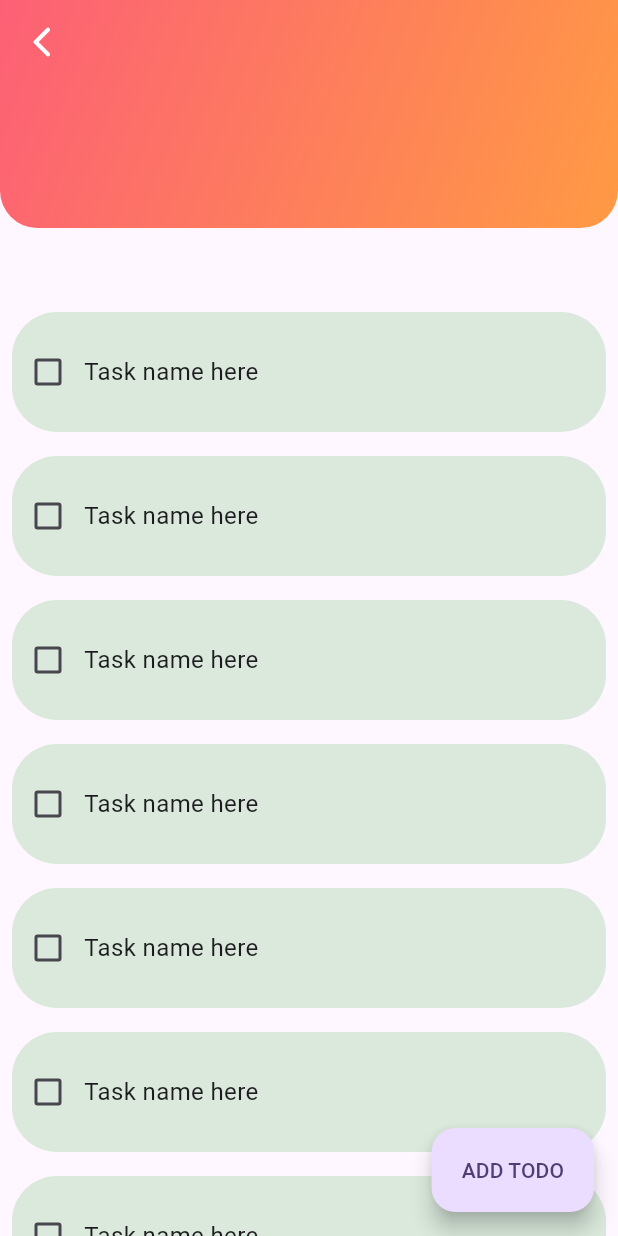
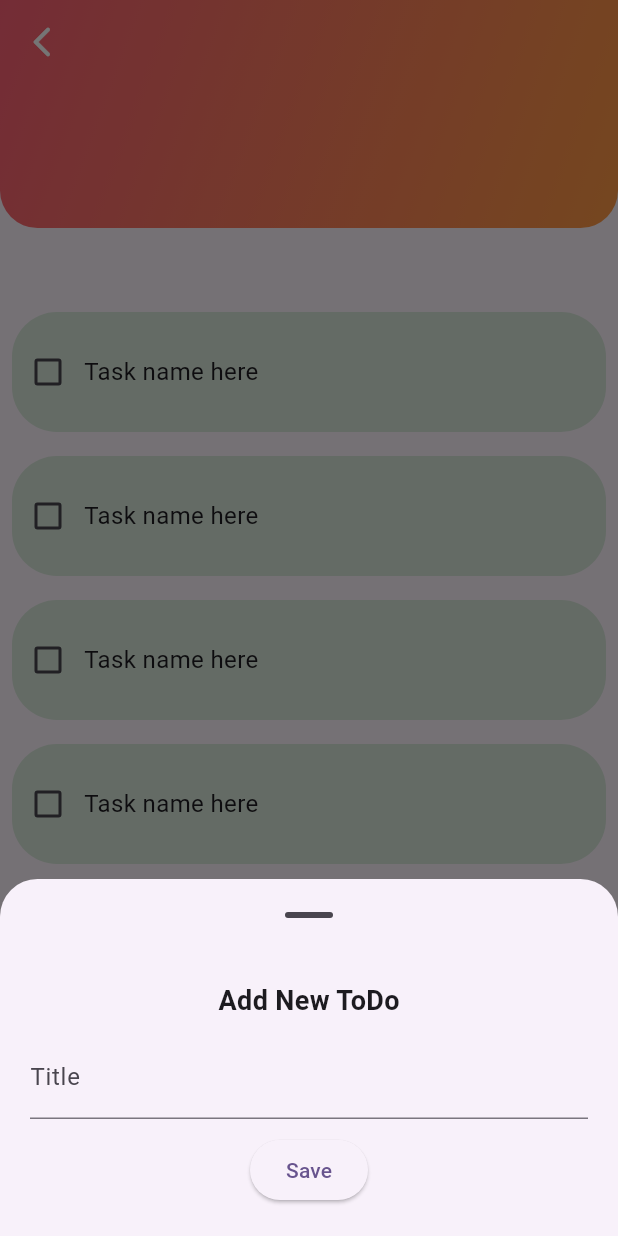
Before and after one commit to mohsinkhan117/TODO-App, a Flutter app: the ToDos screen opened directly with empty values, after a tap on "ADD TODO", on a phone screen of 412 x 824 dp. Run offline on Flutter 3.47's test engine with Material 3 defaults, Android fonts, the phone set to English and light mode, and no system bars; our stand-ins replace firebase_core, percent_indicator, sqflite; accounts and stored records are empty.

Commit message:
Todo linking with its project

```diff
--- /dev/null
+++ b/lib/core/models/todo_project_model.dart
@@ -0,0 +1,61 @@
+class Project {
+  final int? id;
+  final String title;
+  final String? description;
+  final DateTime plannedDate;
+  final int totalTasks;
+  final int completedTasks;
+
+  Project({
+    this.id,
+    required this.title,
+    this.description,
+    required this.plannedDate,
+    this.totalTasks = 0,
+    this.completedTasks = 0,
+  });
+
+  // Convert Project object to Map (for SQLite insertion/update)
+  Map<String, dynamic> toMap() {
+    return {
+      'id': id,
+      'title': title,
+      'description': description,
+      'plannedDate': plannedDate.toIso8601String(),
+      'totalTasks': totalTasks,
+      'completedTasks': completedTasks,
+    };
+  }
+
+  // Create Project object from Map (from SQLite query)
+  factory Project.fromMap(Map<String, dynamic> map) {
+    return Project(
+      id: map['id'] as int?,
+      title: map['title'] as String,
+      description: map['description'] as String?,
+      // Assuming 'plannedDate' is stored as an ISO 8601 string
+      plannedDate: DateTime.parse(map['plannedDate'] as String),
+      totalTasks: map['totalTasks'] as int,
+      completedTasks: map['completedTasks'] as int,
+    );
+  }
+
+  // Utility method for updates (e.g., updating task counts)
+  Project copyWith({
+    int? id,
+    String? title,
+    String? description,
+    DateTime? plannedDate,
+    int? totalTasks,
+    int? completedTasks,
+  }) {
+    return Project(
+      id: id ?? this.id,
+      title: title ?? this.title,
+      description: description ?? this.description,
+      plannedDate: plannedDate ?? this.plannedDate,
+      totalTasks: totalTasks ?? this.totalTasks,
+      completedTasks: completedTasks ?? this.completedTasks,
+    );
+  }
+}
--- /dev/null
+++ b/lib/core/todo_database/todo_tasks_database.dart
@@ -0,0 +1,56 @@
+class Task {
+  final int? id; // Task ID (Primary Key)
+  final int projectId; // Foreign Key linking to the Project table
+  final String title;
+  final bool isDone;
+  final DateTime plannedDate;
+  final DateTime? extendedDate;
+  Task({
+    this.id,
+    required this.projectId,
+    required this.title,
+    required this.isDone,
+    required this.plannedDate,
+    this.extendedDate,
+  });
+
+  Map<String, dynamic> toMap() {
+    return {
+      'id': id,
+      'projectId': projectId,
+      'title': title,
+      'isDone': isDone ? 1 : 0,
+      'plannedDate': plannedDate.toIso8601String(),
+      'extendedDate': extendedDate?.toIso8601String(),
+    };
+  }
+
+  factory Task.fromMap(Map<String, dynamic> map) {
+    return Task(
+      projectId: map['projectId'] as int,
+      title: map['title'] as String,
+      isDone: map['isDone'] as bool,
+      plannedDate: map['plannedDate'] as DateTime,
+      extendedDate: map['extendedDate'] != null
+          ? DateTime.parse(map['extendedDate'] as String)
+          : null,
+    );
+  }
+  Task copyWith({
+    int? id,
+    int? projectId,
+    String? title,
+    bool? isDone,
+    DateTime? plannedDate,
+    DateTime? extendedDate,
+  }) {
+    return Task(
+      id: id ?? this.id,
+      projectId: projectId ?? this.projectId,
+      title: title ?? this.title,
+      isDone: isDone ?? this.isDone,
+      plannedDate: plannedDate ?? this.plannedDate,
+      extendedDate: extendedDate ?? this.extendedDate,
+    );
+  }
+}
--- a/lib/ui/todo_project/todo_project.dart
+++ b/lib/ui/todo_project/todo_project.dart
@@ -1,9 +1,10 @@
-//lib\ui\todo_project\todo_project.dart
+// lib\ui\todo_project\todo_project.dart
 import 'package:flutter/material.dart';
 import 'package:percent_indicator/flutter_percent_indicator.dart';
 import 'package:provider/provider.dart';
+import 'package:todo_app/core/models/todo_project_model.dart';
 import 'package:todo_app/core/theme/app_gradients.dart';
-import 'package:todo_app/ui/todo_project/create_todo_project/create_todo_project.dart';
+ import 'package:todo_app/ui/todo_project/create_todo_project/create_todo_project.dart';
 import 'package:todo_app/ui/todo_project/todo_view_model.dart';
 import 'package:todo_app/ui/todo_project_tasks.dart/task_view.dart';
 
@@ -12,8 +13,10 @@ class TodoProject extends StatelessWidget {
 
   @override
   Widget build(BuildContext context) {
+    // Ensure vm.projects is now List<Project>
     final vm = Provider.of<ProjectViewModel>(context);
     WidgetsBinding.instance.addPostFrameCallback((_) => vm.loadProjects());
+
     return Scaffold(
       appBar: AppBar(
         actions: [
@@ -21,23 +24,23 @@ class TodoProject extends StatelessWidget {
             onPressed: () {
               vm.deleteDataBase();
             },
-            icon: Icon(Icons.delete),
+            icon: const Icon(Icons.delete),
           ),
         ],
         title: Row(
           children: [
             Image.asset('assets/app_logo.png', width: 40.0, height: 40.0),
-            Text('  ToDos', style: TextStyle(fontWeight: FontWeight.bold)),
+            const Text('  ToDos', style: TextStyle(fontWeight: FontWeight.bold)),
           ],
         ),
       ),
       body: Column(
         children: [
           vm.projects.isEmpty
-              ? Text('No Projects Created, Create One')
+              ? const Text('No Projects Created, Create One')
               : Expanded(
                   child: ListView.separated(
-                    physics: AlwaysScrollableScrollPhysics(),
+                    physics: const AlwaysScrollableScrollPhysics(),
                     shrinkWrap: true,
                     itemBuilder: (context, index) {
                       final project = vm.projects[index];
@@ -45,17 +48,18 @@ class TodoProject extends StatelessWidget {
                       return ToDoProjectContainer(
                         index: index,
                         project: project,
+                        // Pass the Project object to the delete function
                         onDelete: () => vm.deleteProject(project),
                       );
                     },
-                    separatorBuilder: (context, index) => SizedBox(height: 10),
+                    separatorBuilder: (context, index) => const SizedBox(height: 10),
                     itemCount: vm.projects.length,
                   ),
                 ),
         ],
       ),
       floatingActionButton: FloatingActionButton.extended(
-        label: Text('CREATE PROJECT'),
+        label: const Text('CREATE PROJECT'),
         onPressed: () {
           Navigator.push(
             context,
@@ -67,11 +71,14 @@ class TodoProject extends StatelessWidget {
   }
 }
 
+
 class ToDoProjectContainer extends StatelessWidget {
-  final Map<String, dynamic> project;
+  // CHANGED: Use the Project model here
+  final Project project;
   final VoidCallback onDelete;
   final int index;
-  ToDoProjectContainer({
+
+  const ToDoProjectContainer({
     super.key,
     required this.project,
     required this.onDelete,
@@ -80,11 +87,23 @@ class ToDoProjectContainer extends StatelessWidget {
 
   @override
   Widget build(BuildContext context) {
+    // Calculate progress safely
+    final double progress = (project.totalTasks > 0)
+        ? project.completedTasks / project.totalTasks
+        : 0.0;
+
+    // Format the date for display
+    final String plannedDateStr =
+        '${project.plannedDate.day}/${project.plannedDate.month}/${project.plannedDate.year}';
+
     return Center(
       child: GestureDetector(
         onTap: () => Navigator.push(
           context,
           MaterialPageRoute(
+            // NOTE: You'll need to update the `ToDos` widget to accept a Project object
+            // instead of Map<String, dynamic> if you continue with model-based data.
+            // For now, passing the Project object directly:
             builder: (context) => ToDos(project: project, index: index),
           ),
         ),
@@ -107,8 +126,9 @@ class ToDoProjectContainer extends StatelessWidget {
                 child: Text(
                   maxLines: 2,
                   overflow: TextOverflow.ellipsis,
-                  project['title'] ?? 'UnTitled',
-                  style: TextStyle(
+                  // CHANGED: Access model property
+                  project.title,
+                  style: const TextStyle(
                     fontSize: 24,
                     fontWeight: FontWeight.bold,
                     color: Colors.white,
@@ -121,23 +141,22 @@ class ToDoProjectContainer extends StatelessWidget {
                 right: 20,
                 child: Text(
                   maxLines: 4,
-                  project['description'] ?? 'undescribed',
+                  // CHANGED: Access model property
+                  project.description ?? 'undescribed',
                   overflow: TextOverflow.ellipsis,
-                  style: TextStyle(color: Colors.white),
+                  style: const TextStyle(color: Colors.white),
                 ),
               ),
               //============ Delete functionality===========
               Positioned(
                 top: 10,
-
                 right: 10,
                 child: CircleAvatar(
                   backgroundColor: Colors.white30,
                   radius: 20,
                   child: IconButton(
                     onPressed: onDelete,
-
-                    icon: Icon(
+                    icon: const Icon(
                       Icons.delete_outline_rounded,
                       color: Colors.white,
                     ),
@@ -149,8 +168,9 @@ class ToDoProjectContainer extends StatelessWidget {
                 bottom: 37,
                 left: 20,
                 child: Text(
-                  ' ${project['completedTasks'] ?? 0}/${project['totalTasks'] ?? 0}',
-                  style: TextStyle(
+                  // CHANGED: Access model properties
+                  ' ${project.completedTasks}/${project.totalTasks}',
+                  style: const TextStyle(
                     fontSize: 24,
                     color: Colors.white,
                     fontWeight: FontWeight.bold,
@@ -163,12 +183,12 @@ class ToDoProjectContainer extends StatelessWidget {
                 left: 10,
                 right: 20,
                 child: LinearPercentIndicator(
-                  barRadius: const Radius.circular(10), // for rounded corners
+                  barRadius: const Radius.circular(10),
                   linearStrokeCap: LinearStrokeCap.roundAll,
                   animation: true,
                   progressColor: Colors.white,
-                  percent:
-                      project['completedTasks'] / project['totalTasks'] ?? 0.0,
+                  // CHANGED: Use calculated progress
+                  percent: progress,
                   backgroundColor: Colors.blue[100],
                   width: MediaQuery.of(context).devicePixelRatio * 50.0,
                   lineHeight: 15.0,
@@ -179,8 +199,9 @@ class ToDoProjectContainer extends StatelessWidget {
                 bottom: 10,
                 right: 15,
                 child: Text(
-                  'Planned for: ${project['plannedDate']}',
-                  style: TextStyle(color: Colors.white),
+                  // CHANGED: Use formatted date string
+                  'Planned for: $plannedDateStr',
+                  style: const TextStyle(color: Colors.white),
                 ),
               ),
             ],
--- a/lib/ui/todo_project_tasks.dart/task_view.dart
+++ b/lib/ui/todo_project_tasks.dart/task_view.dart
@@ -1,10 +1,11 @@
 import 'package:flutter/material.dart';
 import 'package:provider/provider.dart';
+import 'package:todo_app/core/models/todo_project_model.dart';
 import 'package:todo_app/core/theme/app_gradients.dart';
 import 'package:todo_app/ui/todo_project_tasks.dart/task_view_model.dart';
 
 class ToDos extends StatelessWidget {
-  final Map<String, dynamic> project;
+  final Project project;
   final int index;
 
   const ToDos({super.key, required this.project, required this.index});
@@ -15,9 +16,55 @@ class ToDos extends StatelessWidget {
 
     return Scaffold(
       floatingActionButton: FloatingActionButton.extended(
-        onPressed: () {},
+        onPressed: () {
+          showModalBottomSheet(
+            useSafeArea: true,
+            isScrollControlled: true,
+            enableDrag: true,
+            showDragHandle: true,
+            context: context,
+            shape: RoundedRectangleBorder(
+              borderRadius: BorderRadius.vertical(top: Radius.circular(25.0)),
+            ),
+            builder: (context) {
+              final double keyboardHeight = MediaQuery.of(
+                context,
+              ).viewInsets.bottom;
+              return Padding(
+                padding: EdgeInsets.fromLTRB(
+                  20.0,
+                  20.0,
+                  20.0,
+                  20.0 + keyboardHeight,
+                ),
+                child: Column(
+                  mainAxisSize: MainAxisSize.min,
+                  children: [
+                    Text(
+                      'Add New ToDo',
+                      style: TextStyle(
+                        fontSize: 18,
+                        fontWeight: FontWeight.bold,
+                      ),
+                    ),
+                    SizedBox(height: 10),
+                    TextField(decoration: InputDecoration(labelText: 'Title')),
+                    SizedBox(height: 10),
+                    ElevatedButton(
+                      onPressed: () {
+                        Navigator.pop(context);
+                      },
+                      child: Text('Save'),
+                    ),
+                  ],
+                ),
+              );
+            },
+          );
+        },
         label: Text('ADD TODO'),
       ),
+
       body: CustomScrollView(
         slivers: [
           //================ AppBar ================
@@ -29,7 +76,7 @@ class ToDos extends StatelessWidget {
               icon: Icon(Icons.arrow_back_ios_new_rounded, color: Colors.white),
             ),
             title: Text(
-              project['title'],
+              project.title,
               style: const TextStyle(color: Colors.white),
               maxLines: 4,
               overflow: TextOverflow.ellipsis,
@@ -53,7 +100,7 @@ class ToDos extends StatelessWidget {
                     bottom: 30.0,
                   ),
                   child: Text(
-                    project['description'] ?? "No description",
+                    project.description ?? "No description",
                     style: const TextStyle(
                       color: Colors.white,
                       fontSize: 16,
--- a/lib/ui/todo_project_tasks.dart/task_view_model.dart
+++ b/lib/ui/todo_project_tasks.dart/task_view_model.dart
@@ -1,3 +1,4 @@
+//lib\ui\todo_project_tasks.dart\task_view_model.dart
 import 'package:flutter/material.dart';
 
 class TaskViewModel extends ChangeNotifier {
```
Also changed, not shown: lib/core/todo_database/todo_database.dart (deleted, +0 -81 lines), lib/core/todo_database/todo_project_database.dart (added, +183 -0 lines), lib/ui/todo_project/todo_view_model.dart (+46 -24 lines), lib/core/models/todo_model.dart (deleted).
